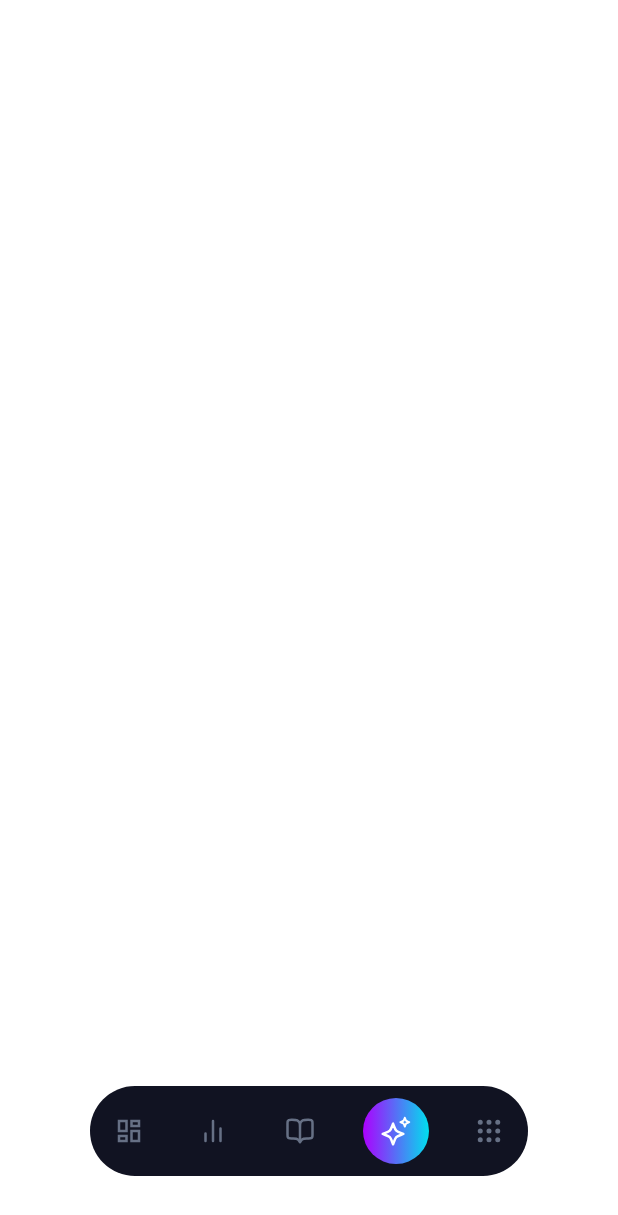
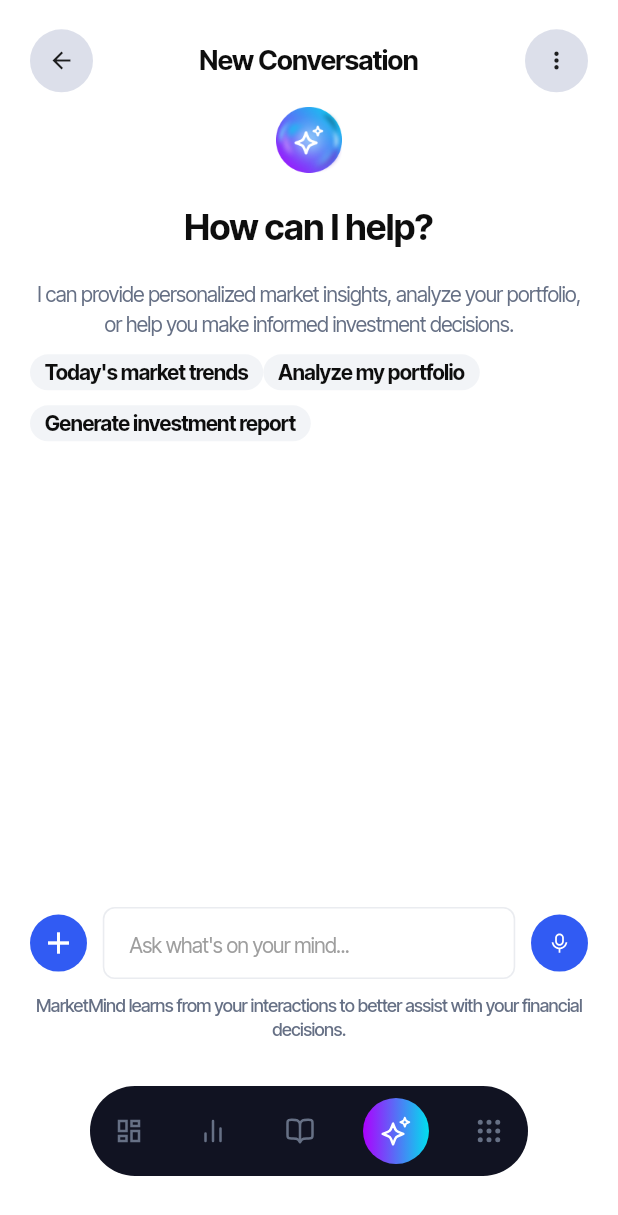
Before and after one commit to officeplusng/Marketmind-Mobile-App, a Flutter app: the screen it shows after launch, item 4 of the bottom bar chosen, on a phone screen of 412 x 824 dp. Shown: the top 1215 px of the screen. Run offline on Flutter 3.47's test engine with Material 3 defaults, Android fonts, the phone set to English and light mode, and no system bars; our stand-ins replace dio, flutter_screenutil, flutter_secure_storage, flutter_svg, get_it, google_fonts and 4 more; missing offline and left inert: otp_pin_field; generated files the repository leaves out were written again; network calls fail.

Commit message:
chat modal

```diff
--- a/lib/core/assets/assets.dart
+++ b/lib/core/assets/assets.dart
@@ -22,7 +22,15 @@ class Assets {
   static final quizPending = 'quiz_pending'.svg;
   static final quizDone = 'quiz_done'.svg;
   static final maximize = 'maximize-02'.svg;
+  static final mic = 'mic-line'.svg;
+  static final send = 'send-01'.svg;
   static final iphone = 'iphone'.svg;
+  static final globe1 = 'globe'.svg;
+  static final share = 'share'.svg;
+  static final rename = 'rename'.svg;
+  static final trash = 'trash'.svg;
+  static final favorite = 'favorite'.svg;
+  static final clearConversation = 'clear_conversation'.svg;
   static final video = 'video'.svg;
   static final document = 'document'.svg;
   static final downloadDocument = 'download_document'.svg;
@@ -69,6 +77,7 @@ class Assets {
   static final homeBackground2 = 'data_list2'.png;
   static final bgGradient = 'bg_Gradient'.png;
   static final loadingState = 'loading_state'.png;
+  static final aiChatIcon = 'ai_icon'.png;
   static final homeGradient = 'home_gradient'.png;
   static final aiPremium = 'ai_premium_banner'.png;
   static final referralIllustration = 'illustration'.png;
--- a/lib/core/theme/app_theme.dart
+++ b/lib/core/theme/app_theme.dart
@@ -32,7 +32,7 @@ class AppTheme {
       titleSmall: _textStyle(fontSize: 16, fontWeight: FontWeight.w500),
       headlineMedium: _textStyle(fontSize: 30, fontWeight: FontWeight.w600),
       headlineLarge: _textStyle(fontSize: 42, fontWeight: FontWeight.w700),
-      headlineSmall: _textStyle(fontSize: 24),
+      headlineSmall: _textStyle(fontSize: 24,fontWeight: FontWeight.bold),
       bodyLarge: _textStyle(
         fontSize: 18,
       ),
--- /dev/null
+++ b/lib/features/root/_ai_chat/presentation/screens/ai_chat.root.dart
@@ -0,0 +1,188 @@
+import 'package:flutter/cupertino.dart';
+import 'package:marketmind/core/export/export.core.dart';
+import 'package:marketmind/features/root/_ai_chat/presentation/modal/chat_option_modal.dart';
+import 'package:marketmind/features/root/home/components/home_app_bar_action_icon.dart';
+
+import '../../../learning/presentation/_components/input_field2.dart';
+
+class AiChatScreen extends StatefulWidget {
+  const AiChatScreen({super.key});
+
+  @override
+  State<AiChatScreen> createState() => _AiChatScreenState();
+}
+
+class _AiChatScreenState extends State<AiChatScreen> {
+  final TextEditingController _controller = TextEditingController();
+
+  String _text = '';
+
+  @override
+  Widget build(BuildContext context) {
+    return BaseScaffold(
+        child: SafeArea(
+            child: Column(
+      children: [
+        20.verticalSpace,
+        _header(context),
+        10.verticalSpace,
+        Expanded(
+            child: Column(
+          children: [_howCanIHelp()],
+        )),
+        10.verticalSpace,
+        _chatBox(),
+        10.verticalSpace,
+        Text(
+          'MarketMind learns from your interactions to better assist with your financial decisions.',
+          textAlign: TextAlign.center,
+          style:
+              context.textTheme.bodySmall?.copyWith(color: AppColors.textGray1),
+        ),
+        20.verticalSpace,
+      ],
+    )));
+  }
+
+  Widget _chatBox() {
+    return Row(
+      children: [
+        _roundButton(
+            icon: const Icon(
+              Icons.add,
+              color: AppColors.white,
+            ),
+            onClick: () {}),
+        10.horizontalSpace,
+        Expanded(
+            child: Container(
+          padding: EdgeInsets.all(_text.isNotEmpty ? 1.5 : 0),
+          decoration: ShapeDecoration(
+              color: const Color(0XFFF2F4F7),
+              shape: RoundedRectangleBorder(
+                  borderRadius: BorderRadius.circular(8))),
+          child: InputField2(
+            controller: _controller,
+            hint: "Ask what's on your mind...",
+            onChange: (value) {
+              setState(() {
+                _text = value;
+              });
+            },
+          ),
+        )),
+        10.horizontalSpace,
+        _roundButton(
+            icon: SvgPicture.asset(
+              _text.isEmpty ? Assets.mic : Assets.send,
+              color: AppColors.white,
+            ),
+            onClick: () {})
+      ],
+    );
+  }
+
+  Widget _howCanIHelp() {
+    return Column(
+      mainAxisSize: MainAxisSize.min,
+      crossAxisAlignment: CrossAxisAlignment.center,
+      children: [
+        Image.asset(
+          Assets.aiChatIcon,
+          width: 44,
+          height: 44,
+        ),
+        20.verticalSpace,
+        Text('How can I help?',
+            style: context.textTheme.headlineSmall
+                ?.copyWith(color: AppColors.textBlack)),
+        20.verticalSpace,
+        Text(
+          "I can provide personalized market insights, analyze your portfolio, or help you make informed investment decisions.",
+          textAlign: TextAlign.center,
+          style: context.textTheme.bodyMedium
+              ?.copyWith(color: AppColors.textGray1),
+        ),
+        5.verticalSpace,
+        Align(
+          alignment: Alignment.centerLeft,
+          child: Wrap(
+            direction: Axis.horizontal,
+            children: [
+              ...[
+                "Today's market trends",
+                "Analyze my portfolio",
+                "Generate investment report"
+              ].map((e) => Container(
+                    margin: const EdgeInsets.symmetric(vertical: 5),
+                    padding:
+                        const EdgeInsets.symmetric(vertical: 2, horizontal: 10),
+                    decoration: ShapeDecoration(
+                        color: const Color(0XFFF2F4F7),
+                        shape: RoundedRectangleBorder(
+                            borderRadius: BorderRadius.circular(16))),
+                    child: Text(
+                      e,
+                      style: context.textTheme.bodyMedium?.copyWith(
+                          color: AppColors.textBlack,
+                          fontWeight: FontWeight.bold),
+                    ),
+                  ))
+            ],
+          ),
+        )
+      ],
+    );
+  }
+
+  Widget _roundButton(
+      {required Widget icon, required void Function() onClick}) {
+    return InkWell(
+      onTap: onClick,
+      radius: 999,
+      child: Container(
+        width: 38,
+        decoration: ShapeDecoration(
+            shape: const CircleBorder(), color: AppColors.primary),
+        height: 38,
+        alignment: Alignment.center,
+        child: Center(
+          child: icon,
+        ),
+      ),
+    );
+  }
+
+  Widget _header(BuildContext context) {
+    return Row(
+      mainAxisAlignment: MainAxisAlignment.spaceBetween,
+      children: [
+        HomeAppBarActionIcon(
+          onClick: () {
+            context.pop();
+          },
+          child: const Icon(
+            Icons.arrow_back,
+            size: 18,
+          ),
+        ),
+        Text(
+          'New Conversation',
+          style: context.textTheme.titleSmall?.copyWith(
+              fontSize: 18,
+              fontWeight: FontWeight.bold,
+              color: AppColors.textBlack),
+        ),
+        HomeAppBarActionIcon(
+          onClick: () {
+            ModalHelper.showModalMax(context, ChatOptionModal());
+          },
+          child: const Icon(
+            Icons.more_vert,
+            size: 18,
+          ),
+        ),
+      ],
+    );
+  }
+}
--- a/lib/features/root/learning/presentation/_components/learning_video_item_component.dart
+++ b/lib/features/root/learning/presentation/_components/learning_video_item_component.dart
@@ -24,7 +24,7 @@ class LearningVideoItemComponent extends StatelessWidget {
     return Container(
       padding: const EdgeInsets.all(6),
       width: 252,
-      margin: EdgeInsets.only(right: 10),
+      margin: const EdgeInsets.only(right: 10),
       decoration: ShapeDecoration(
           color: AppColors.white, shape: roundedRectangleBorder),
       child: Column(
--- a/lib/features/root/learning/presentation/modals/confirm_trade_modal.dart
+++ b/lib/features/root/learning/presentation/modals/confirm_trade_modal.dart
@@ -65,6 +65,9 @@ class ConfirmTradeModal extends StatelessWidget {
               children: [
                 Expanded(
                     child: PrimaryButton.outlined(
+                      onPressed: (){
+                        context.pop();}
+                      ,
                   text: 'Cancel',
                 )),
                 20.horizontalSpace,
@@ -73,8 +76,7 @@ class ConfirmTradeModal extends StatelessWidget {
                   text: 'Confirm & Execute',
                   color: AppColors.buttonGreen,
                   onPressed: () {
-                    ModalHelper.showModalMax(
-                        context, const ConfirmTradeModal());
+                    context.pop();
                   },
                 ))
               ],
--- a/lib/features/root/learning/root.dart
+++ b/lib/features/root/learning/root.dart
@@ -1,5 +1,6 @@
 import 'package:marketmind/core/components/scaffold/gradient_scaffold.dart';
 import 'package:marketmind/core/export/export.core.dart';
+import 'package:marketmind/features/root/_ai_chat/presentation/screens/ai_chat.root.dart';
 import 'package:marketmind/features/root/component/app_bottom_nav.dart';
 import 'package:marketmind/features/root/home/home.root.dart';
 import 'package:marketmind/features/root/learning/presentation/learning.root.dart';
@@ -37,7 +38,7 @@ class _RootScreenState extends State<RootScreen> {
             HomeRoot(),
             MarketAnalysis(),
             LearningRoot(),
-            SizedBox(),
+            AiChatScreen(),
             SizedBox()
           ],
         ));
```
Also changed, not shown: lib/features/root/_ai_chat/presentation/modal/chat_option_modal.dart (added, +103 -0 lines), lib/features/root/_ai_chat/presentation/modal/delete_conversation_modal.dart (added, +50 -0 lines), lib/features/root/learning/presentation/pages/course_details_screen.dart (+3 -4 lines), assets/pngs/ai_icon.png (added), assets/svgs/Frame 161886741.svg (added), assets/svgs/clear_conversation.svg (added), assets/svgs/favorite.svg (added), assets/svgs/globe.svg (added), assets/svgs/mic-line.svg (added), assets/svgs/rename.svg (added), assets/svgs/send-01.svg (added), assets/svgs/share.svg (added), assets/svgs/trash.svg (added), lib/features/root/_ai_chat/presentation/modal/clear_conversation_modal.dart (added).
